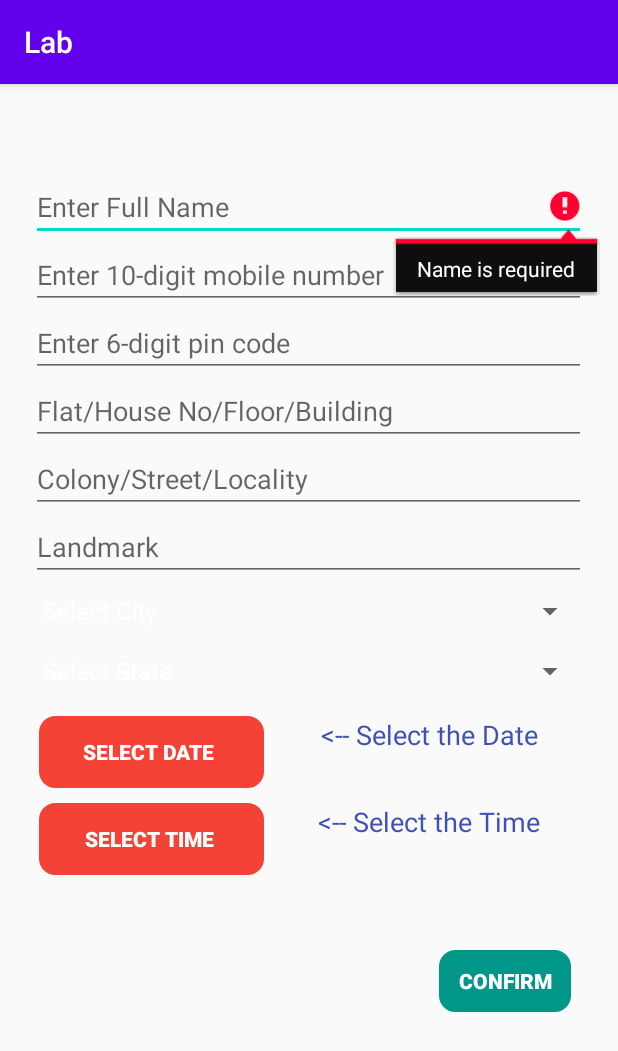
After one commit to harpreetkaur776944/Lab, an Android app: the OrderDetails screen opened directly, with no data from a screen before it, on a phone screen of 412 x 824 dp. The commit adds this screen. Shown: the top 1051 px of the screen. Run offline under Robolectric (Android 15) with nearby library versions, the phone set to English and light mode, and no system bars; Roboto replaces fonts that are not available here.

Commit message:
OrderDetails Layout is created

```diff
--- a/app/src/main/AndroidManifest.xml
+++ b/app/src/main/AndroidManifest.xml
@@ -9,12 +9,13 @@
         android:roundIcon="@mipmap/ic_launcher_round"
         android:supportsRtl="true"
         android:theme="@style/AppTheme">
-        <activity android:name=".CartIsEmpty"></activity>
+        <activity android:name=".OrderDetails"></activity>
+        <activity android:name=".CartIsEmpty" />
         <activity android:name=".ViewCartSummary" />
         <activity android:name=".SelectTestCart" />
         <activity android:name=".TestsDetails" />
         <activity android:name=".MainActivity" />
-        <activity android:name=".Temp"></activity>
+        <activity android:name=".Temp" />
         <activity android:name=".Login">
             <intent-filter>
                 <action android:name="android.intent.action.MAIN" />
--- /dev/null
+++ b/app/src/main/java/com/example/lab/Order.java
@@ -0,0 +1,16 @@
+package com.example.lab;
+
+public class Order {
+    String orderId;
+    String name;
+    String phone;
+    String pincode;
+    String houseNo;
+    String street;
+    String landmark;
+    String city;
+    String State;
+    String date;
+    String time;
+
+}
--- /dev/null
+++ b/app/src/main/java/com/example/lab/OrderDetails.java
@@ -0,0 +1,143 @@
+package com.example.lab;
+
+import androidx.appcompat.app.AppCompatActivity;
+
+import android.app.DatePickerDialog;
+import android.os.Bundle;
+import android.view.View;
+import android.widget.Adapter;
+import android.widget.ArrayAdapter;
+import android.widget.Button;
+import android.widget.DatePicker;
+import android.widget.EditText;
+import android.widget.Spinner;
+import android.widget.TextView;
+
+import java.util.Calendar;
+
+public class OrderDetails extends AppCompatActivity {
+
+    EditText name,phone,pincode,houseNo,street,landmark;
+    TextView date,time;
+    Spinner selectcity,selectState;
+    Button selectDate,selectTime,confirm;
+    Calendar calendar;
+    String[] city = {"Select City","Patiala","Nabha","Rajpura","Sanaur","Nabha"};
+    String[] state= {"Select State","Punjab"};
+
+    @Override
+    protected void onCreate(Bundle savedInstanceState) {
+        super.onCreate(savedInstanceState);
+        setContentView(R.layout.activity_order_details);
+        name = findViewById(R.id.editTextName);
+        phone = findViewById(R.id.editTextPhone);
+        pincode = findViewById(R.id.editTextPincode);
+        houseNo = findViewById(R.id.editTextHouseNo);
+        street = findViewById(R.id.editTextStreet);
+        landmark = findViewById(R.id.editTextLandmark);
+        date = findViewById(R.id.textViewDate);
+        time = findViewById(R.id.textViewTime);
+        selectcity = findViewById(R.id.spinnerCity);
+        selectState = findViewById(R.id.spinnerState);
+        selectDate = findViewById(R.id.buttonDate);
+        selectTime = findViewById(R.id.buttonTime);
+        confirm = findViewById(R.id.buttonConfirm);
+
+        ArrayAdapter adp= new ArrayAdapter(getApplicationContext(),android.R.layout.simple_spinner_dropdown_item,city);
+        selectcity.setAdapter(adp);
+
+        ArrayAdapter adp2 = new ArrayAdapter(getApplicationContext(),android.R.layout.simple_spinner_dropdown_item,state);
+        selectState.setAdapter(adp2);
+
+
+        String Name = name.getText().toString().trim();
+        if(Name.isEmpty())
+        {
+            name.setError("Name is required");
+            name.requestFocus();
+            return;
+        }
+
+        String Phone = phone.getText().toString().trim();
+        if(Phone.isEmpty())
+        {
+            phone.setError("PhoneNumber is required");
+            phone.requestFocus();
+            return;
+        }
+
+        String Pincode = pincode.getText().toString().trim();
+        if(Pincode.isEmpty())
+        {
+            pincode.setError("Pincode is required");
+            pincode.requestFocus();
+            return;
+        }
+
+        String HouseNo = houseNo.getText().toString().trim();
+        if(HouseNo.isEmpty())
+        {
+            houseNo.setError("House Number is required");
+            houseNo.requestFocus();
+            return;
+        }
+
+        String Street = street.getText().toString().trim();
+        if(Street.isEmpty())
+        {
+            street.setError("Street is required");
+            street.requestFocus();
+            return;
+        }
+
+        String Landmark = landmark.getText().toString().trim();
+        if(Landmark.isEmpty())
+        {
+            landmark.setError("Landmark is required");
+            landmark.requestFocus();
+            return;
+        }
+
+        String City = selectcity.getSelectedItem().toString();
+        if(City.equals("Select City"))
+        {
+
+        }
+
+        String State = selectState.getSelectedItem().toString();
+        if(State.equals("Select State"))
+        {
+
+        }
+
+        selectDate.setOnClickListener(new View.OnClickListener() {
+            @Override
+            public void onClick(View v) {
+
+                calendar = Calendar.getInstance();
+                int year = calendar.get(Calendar.YEAR);
+                int month = calendar.get(Calendar.MONTH);
+                int dayOfMonth = calendar.get(Calendar.DAY_OF_MONTH);
+                DatePickerDialog datePickerDialog = new DatePickerDialog(v.getContext(), new DatePickerDialog.OnDateSetListener() {
+                    @Override
+                    public void onDateSet(DatePicker view, int year, int month, int day) {
+
+                        String Date = day + "/"+month+"/"+year;
+                        date.setText(Date);
+                    }
+                },year,month,dayOfMonth);
+                datePickerDialog.show();
+            }
+        });
+
+        selectTime.setOnClickListener(new View.OnClickListener() {
+            @Override
+            public void onClick(View v) {
+
+            }
+        });
+
+    }
+
+
+}
--- a/app/src/main/java/com/example/lab/ViewCartSummary.java
+++ b/app/src/main/java/com/example/lab/ViewCartSummary.java
@@ -9,6 +9,7 @@ import android.app.ProgressDialog;
 import android.content.Intent;
 import android.os.Bundle;
 import android.util.Log;
+import android.view.View;
 import android.widget.Button;
 import android.widget.TextView;
 
@@ -44,7 +45,8 @@ public class ViewCartSummary extends AppCompatActivity {
         totalCharges = findViewById(R.id.textViewTotal);
         addMoreItems = findViewById(R.id.button2);
         checkout = findViewById(R.id.button3);
-        cartList= new ArrayList<>();;
+        cartList= new ArrayList<>();
+
 
         recyclerView = findViewById(R.id.recyclerView4);
         recyclerView.setHasFixedSize(true);
@@ -83,6 +85,14 @@ public class ViewCartSummary extends AppCompatActivity {
             }
         });
 
+        checkout.setOnClickListener(new View.OnClickListener() {
+            @Override
+            public void onClick(View v) {
+                Intent in = new Intent(getApplicationContext(),OrderDetails.class);
+                startActivity(in);
+            }
+        });
+
     }
 
     private int getTotalCharges(List<CartItems> cartItemsList)
--- /dev/null
+++ b/app/src/main/res/layout/activity_order_details.xml
@@ -0,0 +1,154 @@
+<?xml version="1.0" encoding="utf-8"?>
+<androidx.constraintlayout.widget.ConstraintLayout xmlns:android="http://schemas.android.com/apk/res/android"
+    xmlns:app="http://schemas.android.com/apk/res-auto"
+    xmlns:tools="http://schemas.android.com/tools"
+    android:layout_width="match_parent"
+    android:layout_height="match_parent"
+    tools:context=".OrderDetails">
+
+    <LinearLayout
+        android:layout_width="370dp"
+        android:layout_height="559dp"
+        android:orientation="vertical"
+        app:layout_constraintBottom_toBottomOf="parent"
+        app:layout_constraintEnd_toEndOf="parent"
+        app:layout_constraintHorizontal_bias="0.487"
+        app:layout_constraintStart_toStartOf="parent"
+        app:layout_constraintTop_toTopOf="parent"
+        app:layout_constraintVertical_bias="0.284">
+
+        <EditText
+            android:id="@+id/editTextName"
+            android:layout_width="match_parent"
+            android:layout_height="wrap_content"
+            android:ems="10"
+            android:hint="Enter Full Name"
+            android:inputType="textPersonName" />
+
+        <EditText
+            android:id="@+id/editTextPhone"
+            android:layout_width="match_parent"
+            android:layout_height="wrap_content"
+            android:ems="10"
+            android:hint="Enter 10-digit mobile number"
+            android:inputType="phone" />
+
+        <EditText
+            android:id="@+id/editTextPincode"
+            android:layout_width="match_parent"
+            android:layout_height="wrap_content"
+            android:ems="10"
+            android:hint="Enter 6-digit pin code"
+            android:inputType="number" />
+
+        <EditText
+            android:id="@+id/editTextHouseNo"
+            android:layout_width="match_parent"
+            android:layout_height="wrap_content"
+            android:ems="10"
+            android:hint="Flat/House No/Floor/Building"
+            android:inputType="textPersonName"
+            android:singleLine="false" />
+
+        <EditText
+            android:id="@+id/editTextStreet"
+            android:layout_width="match_parent"
+            android:layout_height="wrap_content"
+            android:ems="10"
+            android:hint="Colony/Street/Locality"
+            android:inputType="textPersonName" />
+
+        <EditText
+            android:id="@+id/editTextLandmark"
+            android:layout_width="match_parent"
+            android:layout_height="wrap_content"
+            android:ems="10"
+            android:hint="Landmark"
+            android:inputType="textPersonName" />
+
+        <Spinner
+            android:id="@+id/spinnerCity"
+            android:layout_width="match_parent"
+            android:layout_height="40dp"
+            android:spinnerMode="dropdown" />
+
+        <Spinner
+            android:id="@+id/spinnerState"
+            android:layout_width="match_parent"
+            android:layout_height="40dp" />
+
+        <LinearLayout
+            android:layout_width="match_parent"
+            android:layout_height="wrap_content"
+            android:orientation="horizontal">
+
+            <Button
+                android:id="@+id/buttonDate"
+                android:layout_width="150dp"
+                android:layout_height="wrap_content"
+                android:layout_marginLeft="5dp"
+                android:layout_marginTop="10dp"
+                android:layout_marginRight="5dp"
+                android:background="@drawable/border_button"
+                android:backgroundTint="#F44336"
+                android:text="Select Date "
+                android:textColor="@android:color/white"
+                android:textStyle="bold" />
+
+            <TextView
+                android:id="@+id/textViewDate"
+                android:layout_width="match_parent"
+                android:layout_height="40dp"
+                android:text="@string/select_the_date"
+                android:textAlignment="center"
+                android:textColor="#3F51B5"
+                android:textSize="18sp"
+                tools:ignore="ExtraText" />
+
+        </LinearLayout>
+
+        <LinearLayout
+            android:layout_width="match_parent"
+            android:layout_height="wrap_content"
+            android:orientation="horizontal">
+
+            <Button
+                android:id="@+id/buttonTime"
+                android:layout_width="150dp"
+                android:layout_height="wrap_content"
+                android:layout_marginLeft="5dp"
+                android:layout_marginTop="10dp"
+                android:layout_marginRight="5dp"
+                android:background="@drawable/border_button"
+                android:backgroundTint="#F44336"
+                android:text="Select Time "
+                android:textColor="@android:color/white"
+                android:textStyle="bold" />
+
+            <TextView
+                android:id="@+id/textViewTime"
+                android:layout_width="match_parent"
+                android:layout_height="40dp"
+                android:text="@string/select_the_time"
+                android:textAlignment="center"
+                android:textColor="#3F51B5"
+                android:textSize="18sp" />
+        </LinearLayout>
+
+        <Button
+            android:id="@+id/buttonConfirm"
+            android:layout_width="wrap_content"
+            android:layout_height="wrap_content"
+            android:layout_gravity="bottom|end"
+            android:layout_marginTop="50dp"
+            android:layout_marginRight="10dp"
+            android:background="@drawable/border_button"
+            android:backgroundTint="#009688"
+            android:text="Confirm"
+            android:textAlignment="center"
+            android:textColor="@color/cardview_light_background"
+            android:textStyle="bold" />
+
+    </LinearLayout>
+
+</androidx.constraintlayout.widget.ConstraintLayout>
--- a/app/src/main/res/values/strings.xml
+++ b/app/src/main/res/values/strings.xml
@@ -1,4 +1,6 @@
 <resources>
     <string name="app_name">Lab</string>
     <string name="RS">\u20B9</string>
+    <string name="select_the_date"><![CDATA[<-- Select the Date]]></string>
+    <string name="select_the_time"><![CDATA[<-- Select the Time]]></string>
 </resources>
```
